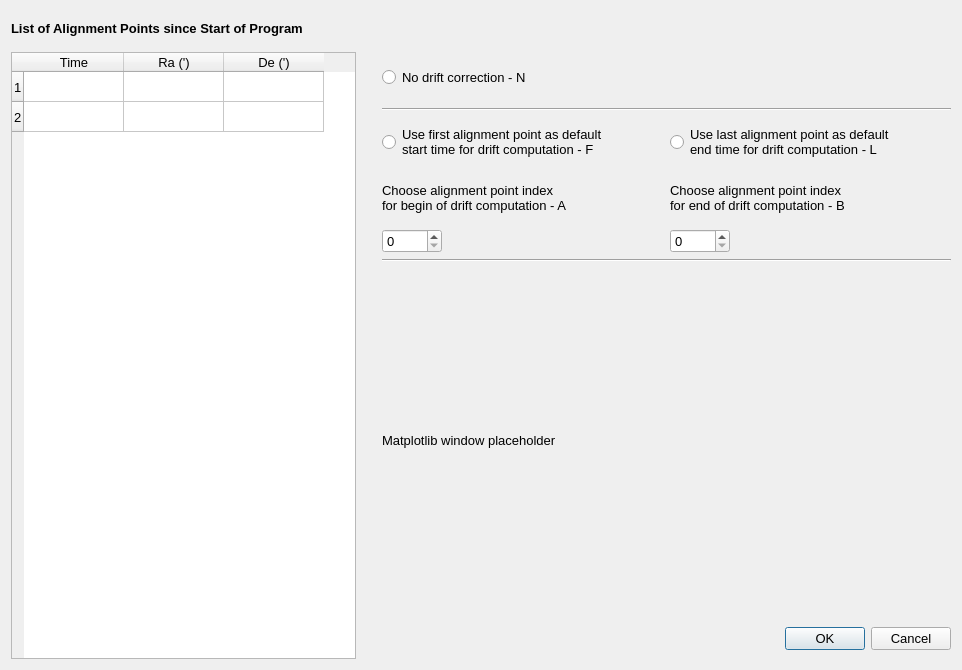
Rolf-Hempel/MoonPanoramaMaker, file Source/drift_rate_dialog.ui: the form before one commit.
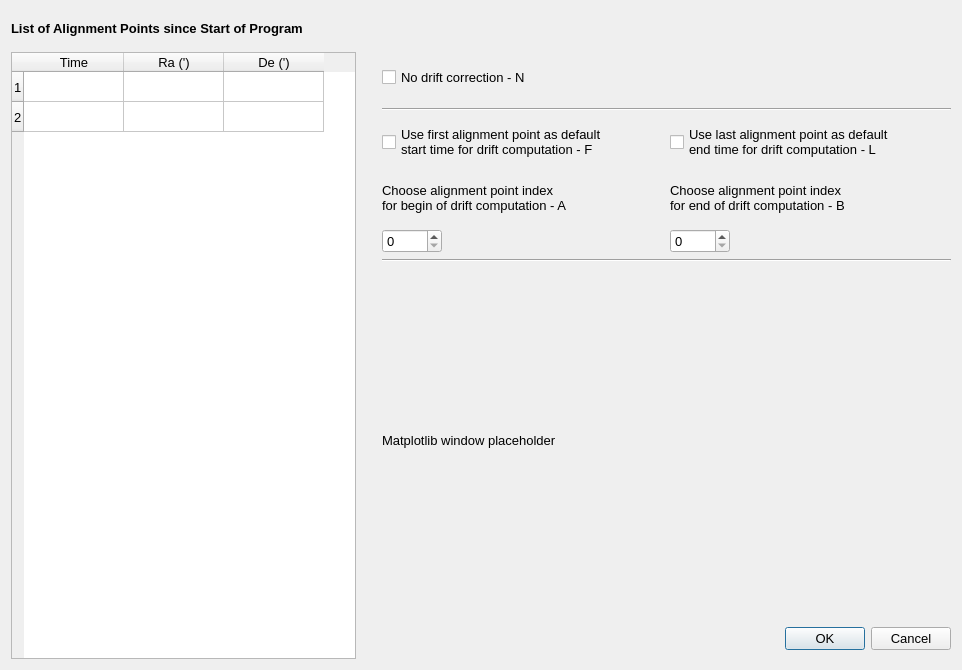
The form after the commit.

Commit message: Changed radio buttons to check boxes in drift dialog, logic for index bounds corrected.

The edit to the form file:
```diff
--- a/Source/drift_rate_dialog.ui
+++ b/Source/drift_rate_dialog.ui
@@ -121,71 +121,6 @@
    </item>
    <item row="2" column="2">
     <layout class="QGridLayout" name="gridLayout_2">
-     <item row="2" column="2">
-      <widget class="QRadioButton" name="defaultLastRadioButton">
-       <property name="toolTip">
-        <string>If selected, the drift rate is always computed using the last alignment point.</string>
-       </property>
-       <property name="text">
-        <string>Use last alignment point as default
-end time for drift computation - L</string>
-       </property>
-       <property name="shortcut">
-        <string>L</string>
-       </property>
-      </widget>
-     </item>
-     <item row="0" column="1" colspan="2">
-      <widget class="QRadioButton" name="noRadioButton">
-       <property name="minimumSize">
-        <size>
-         <width>0</width>
-         <height>50</height>
-        </size>
-       </property>
-       <property name="toolTip">
-        <string>Disable application of drift correction</string>
-       </property>
-       <property name="text">
-        <string>No drift correction - N</string>
-       </property>
-       <property name="shortcut">
-        <string>N</string>
-       </property>
-       <property name="autoExclusive">
-        <bool>false</bool>
-       </property>
-      </widget>
-     </item>
-     <item row="2" column="1">
-      <widget class="QRadioButton" name="defaultFirstRadioButton">
-       <property name="minimumSize">
-        <size>
-         <width>0</width>
-         <height>50</height>
-        </size>
-       </property>
-       <property name="font">
-        <font>
-         <pointsize>10</pointsize>
-        </font>
-       </property>
-       <property name="toolTip">
-        <string>If selected, the drift rate is always computed using the first alignment point.
-Be sure that the orientation of the mounting has not changed since the first alignment.</string>
-       </property>
-       <property name="text">
-        <string>Use first alignment point as default
-start time for drift computation - F</string>
-       </property>
-       <property name="shortcut">
-        <string>F</string>
-       </property>
-       <property name="autoExclusive">
-        <bool>false</bool>
-       </property>
-      </widget>
-     </item>
      <item row="1" column="1" colspan="2">
       <widget class="Line" name="line">
        <property name="orientation">
@@ -339,6 +274,57 @@
        </property>
       </widget>
      </item>
+     <item row="2" column="2">
+      <widget class="QCheckBox" name="defaultLastCheckBox">
+       <property name="minimumSize">
+        <size>
+         <width>0</width>
+         <height>50</height>
+        </size>
+       </property>
+       <property name="toolTip">
+        <string>If selected, the drift rate is always computed using the last alignment point.</string>
+       </property>
+       <property name="text">
+        <string>Use last alignment point as default
+end time for drift computation - L</string>
+       </property>
+      </widget>
+     </item>
+     <item row="0" column="1" colspan="2">
+      <widget class="QCheckBox" name="noCheckBox">
+       <property name="minimumSize">
+        <size>
+         <width>0</width>
+         <height>50</height>
+        </size>
+       </property>
+       <property name="toolTip">
+        <string>Disable application of drift correction</string>
+       </property>
+       <property name="text">
+        <string>No drift correction - N</string>
+       </property>
+      </widget>
+     </item>
+     <item row="2" column="1">
+      <widget class="QCheckBox" name="defaultFirstCheckBox">
+       <property name="minimumSize">
+        <size>
+         <width>0</width>
+         <height>50</height>
+        </size>
+       </property>
+       <property name="toolTip">
+        <string>If selected, the drift rate is always computed using the first alignment point.
+Be sure that the orientation of the mounting has not changed since the first alignment.</string>
+       </property>
+       <property name="text">
+        <string>Use first alignment point as default
+start time for drift computation - F</string>
+       </property>
+      </widget>
+     </item>
     </layout>
    </item>
   </layout>
```
Left out of the diff: 164 changed lines with no effect on the pictures. The commit also changes 3 other files.
